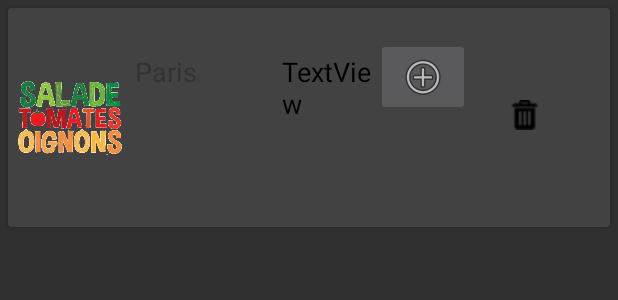
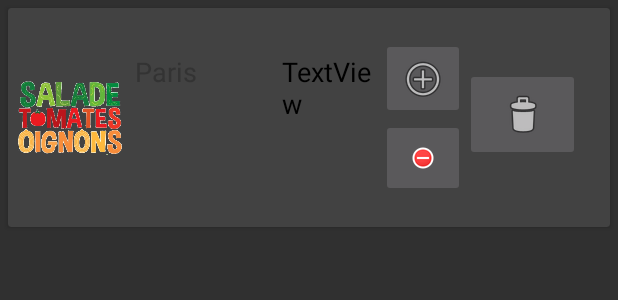
Before and after one commit to HugoSecteur4/SaladeTomateOignons, an Android app: the layout cell_cards.xml on its own in the app's theme, with its tools: preview values and no code run, on a phone screen of 412 x 824 dp. Shown: the top 300 px of the screen. Run offline under Robolectric (Android 15) with nearby library versions, the phone set to English and light mode, and no system bars.

Commit message:
adding remove button in ingredient list

```diff
--- a/zxing-sample/src/main/java/me/dm7/barcodescanner/zxing/sample/Ingredient.java
+++ b/zxing-sample/src/main/java/me/dm7/barcodescanner/zxing/sample/Ingredient.java
@@ -51,4 +51,8 @@ public class Ingredient {
     public long getId() {
         return id;
     }
+
+    public void decrementQuantity() {
+        this.quantity--;
+    }
 }
--- a/zxing-sample/src/main/res/layout/cell_cards.xml
+++ b/zxing-sample/src/main/res/layout/cell_cards.xml
@@ -48,13 +48,27 @@
             android:textColor="@android:color/black"
             android:textSize="18sp" />
 
-        <ImageButton
-            android:id="@+id/addButton"
-            android:layout_width="1dp"
-            android:layout_height="wrap_content"
-            android:layout_marginTop="20dp"
-            android:layout_weight="1"
-            app:srcCompat="@android:drawable/ic_menu_add" />
+        <LinearLayout
+            android:layout_width="wrap_content"
+            android:layout_height="match_parent"
+            android:orientation="vertical">
+
+            <ImageButton
+                android:id="@+id/addButton"
+                android:layout_width="wrap_content"
+                android:layout_height="5dp"
+                android:layout_marginTop="20dp"
+                android:layout_weight="1"
+                app:srcCompat="@android:drawable/ic_menu_add" />
+
+            <ImageButton
+                android:id="@+id/removeButton"
+                android:layout_width="match_parent"
+                android:layout_height="3dp"
+                android:layout_marginBottom="20dp"
+                android:layout_weight="1"
+                app:srcCompat="@android:drawable/presence_busy" />
+        </LinearLayout>
 
         <ImageButton
             android:id="@+id/deleteButton"
@@ -63,8 +77,7 @@
             android:layout_marginTop="40dp"
             android:layout_marginRight="20dp"
             android:layout_weight="1"
-            android:background="@android:color/transparent"
-            app:srcCompat="@drawable/trash" />
+            app:srcCompat="@android:drawable/ic_menu_delete" />
 
     </LinearLayout>
 
```
Also changed, not shown: zxing-sample/src/main/java/me/dm7/barcodescanner/zxing/sample/MyViewHolder.java (+13 -0 lines).
